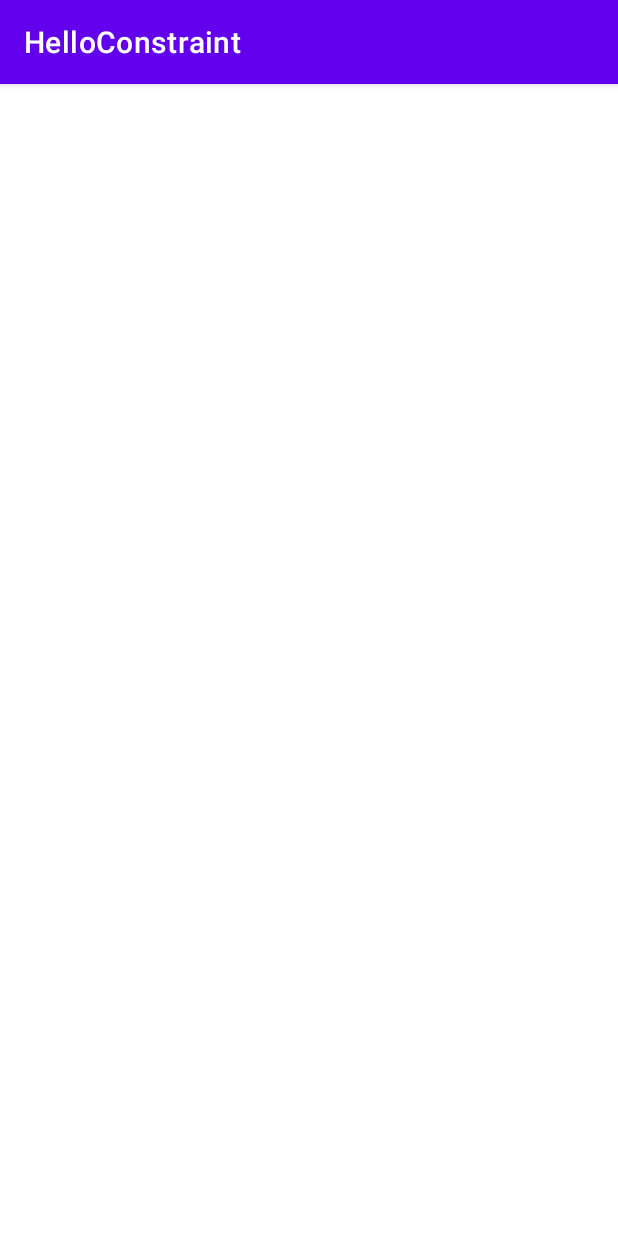
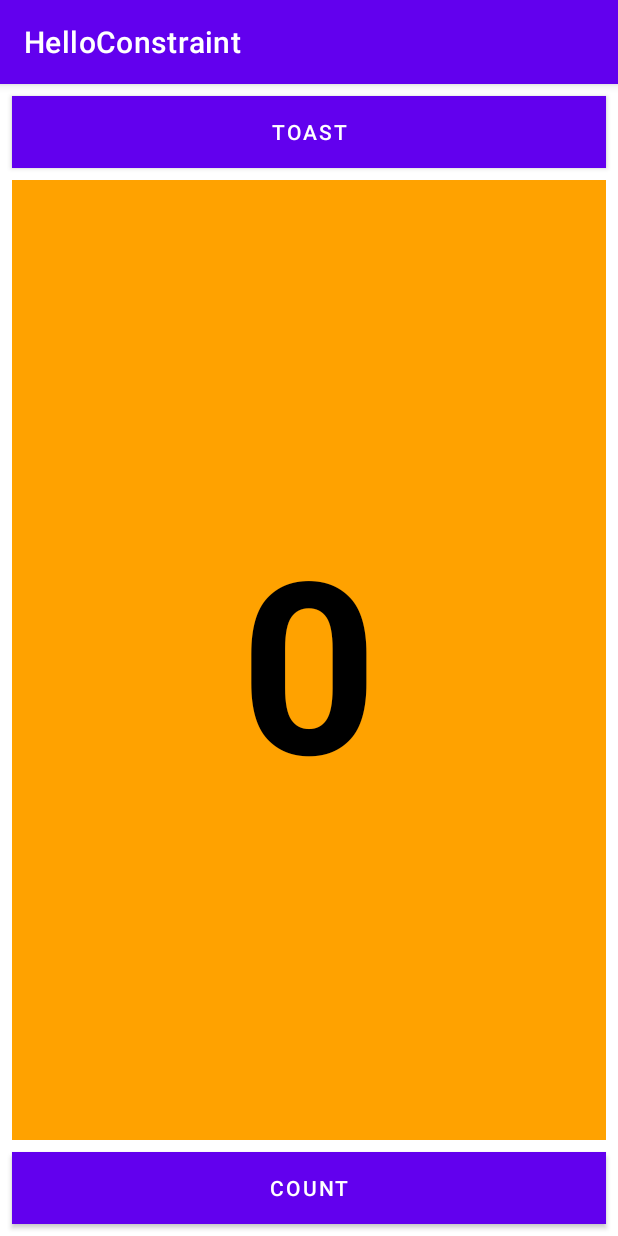
Before and after one commit to AniketH13/HelloConstraint, an Android app: the screen it shows after launch (MainActivity), on a phone screen of 412 x 824 dp. Run offline under Robolectric (Android 15) with nearby library versions, the phone set to English and light mode, and no system bars.

Commit message:
Task1_Push

```diff
--- a/app/src/main/java/com/hyozu/example/helloconstraint/MainActivity.java
+++ b/app/src/main/java/com/hyozu/example/helloconstraint/MainActivity.java
@@ -3,12 +3,31 @@ package com.hyozu.example.helloconstraint;
 import androidx.appcompat.app.AppCompatActivity;
 
 import android.os.Bundle;
+import android.view.View;
+import android.widget.TextView;
+import android.widget.Toast;
 
 public class MainActivity extends AppCompatActivity {
+
+    private int mCount = 0;
+    private TextView mShowCount;
 
     @Override
     protected void onCreate(Bundle savedInstanceState) {
         super.onCreate(savedInstanceState);
         setContentView(R.layout.activity_main);
+        mShowCount = (TextView) findViewById(R.id.show_count);
+    }
+
+    public void ShowToast(View view) {
+        Toast toast = Toast.makeText(this, R.string.toast_message,
+                Toast.LENGTH_SHORT);
+        toast.show();
+    }
+
+    public void countUp(View view) {
+        mCount++;
+        if (mShowCount != null)
+            mShowCount.setText(Integer.toString(mCount));
     }
 }
--- a/app/src/main/res/layout-land/activity_main.xml
+++ b/app/src/main/res/layout-land/activity_main.xml
@@ -50,7 +50,7 @@
         android:text="@string/count_initial_value"
         android:textAlignment="center"
         android:textColor="@color/black"
-        android:textSize="160sp"
+        android:textSize="120sp"
         android:textStyle="bold"
         app:layout_constraintBottom_toTopOf="@+id/button_Count"
         app:layout_constraintEnd_toEndOf="parent"
--- a/app/src/main/res/layout-sw600dp/activity_main.xml
+++ b/app/src/main/res/layout-sw600dp/activity_main.xml
@@ -8,34 +8,33 @@
 
     <Button
         android:id="@+id/button_toast"
-        android:layout_width="0dp"
+        android:layout_width="382dp"
         android:layout_height="wrap_content"
         android:layout_marginStart="8dp"
         android:layout_marginTop="8dp"
         android:layout_marginEnd="8dp"
         android:background="@color/black"
+        android:onClick="ShowToast"
         android:text="@string/button_label_Toast"
-        android:onClick="ShowToast"
         android:textColor="@android:color/white"
+        android:textSize="60sp"
         app:layout_constraintEnd_toEndOf="parent"
+        app:layout_constraintHorizontal_bias="0.0"
         app:layout_constraintStart_toStartOf="parent"
         app:layout_constraintTop_toTopOf="parent" />
 
     <Button
         android:id="@+id/button_Count"
-        android:layout_width="0dp"
+        android:layout_width="383dp"
         android:layout_height="wrap_content"
-        android:layout_marginStart="8dp"
-        android:layout_marginEnd="8dp"
-        android:layout_marginBottom="8dp"
+        android:layout_marginStart="16dp"
         android:background="@color/black"
         android:onClick="countUp"
         android:text="@string/button_label_count"
         android:textColor="@android:color/white"
-        app:layout_constraintBottom_toBottomOf="parent"
-        app:layout_constraintEnd_toEndOf="parent"
-        app:layout_constraintHorizontal_bias="0.0"
-        app:layout_constraintStart_toStartOf="parent" />
+        android:textSize="60sp"
+        app:layout_constraintBaseline_toBaselineOf="@+id/button_toast"
+        app:layout_constraintStart_toEndOf="@+id/button_toast" />
 
     <TextView
         android:id="@+id/show_count"
@@ -52,9 +51,8 @@
         android:textColor="@color/black"
         android:textSize="120sp"
         android:textStyle="bold"
-        app:layout_constraintBottom_toTopOf="@+id/button_Count"
+        app:layout_constraintBottom_toBottomOf="parent"
         app:layout_constraintEnd_toEndOf="parent"
         app:layout_constraintStart_toStartOf="parent"
-        app:layout_constraintTop_toBottomOf="@+id/button_toast"
-        app:layout_constraintVertical_bias="0.6" />
-    </androidx.constraintlayout.widget.ConstraintLayout>
+        app:layout_constraintTop_toBottomOf="@+id/button_toast" />
+</androidx.constraintlayout.widget.ConstraintLayout>
--- a/app/src/main/res/layout/activity_main.xml
+++ b/app/src/main/res/layout/activity_main.xml
@@ -4,4 +4,57 @@
     xmlns:tools="http://schemas.android.com/tools"
     android:layout_width="match_parent"
     android:layout_height="match_parent"
-    tools:context=".MainActivity"/>
+    tools:context=".MainActivity">
+
+    <Button
+        android:id="@+id/button_toast"
+        android:layout_width="0dp"
+        android:layout_height="wrap_content"
+        android:layout_marginStart="8dp"
+        android:layout_marginTop="8dp"
+        android:layout_marginEnd="8dp"
+        android:background="@color/black"
+        android:text="@string/button_label_Toast"
+        android:onClick="ShowToast"
+        android:textColor="@android:color/white"
+        app:layout_constraintEnd_toEndOf="parent"
+        app:layout_constraintStart_toStartOf="parent"
+        app:layout_constraintTop_toTopOf="parent" />
+
+    <Button
+        android:id="@+id/button_Count"
+        android:layout_width="0dp"
+        android:layout_height="wrap_content"
+        android:layout_marginStart="8dp"
+        android:layout_marginEnd="8dp"
+        android:layout_marginBottom="8dp"
+        android:background="@color/black"
+        android:onClick="countUp"
+        android:text="@string/button_label_count"
+        android:textColor="@android:color/white"
+        app:layout_constraintBottom_toBottomOf="parent"
+        app:layout_constraintEnd_toEndOf="parent"
+        app:layout_constraintHorizontal_bias="0.0"
+        app:layout_constraintStart_toStartOf="parent" />
+
+    <TextView
+        android:id="@+id/show_count"
+        android:layout_width="0dp"
+        android:layout_height="0dp"
+        android:layout_marginStart="8dp"
+        android:layout_marginTop="8dp"
+        android:layout_marginEnd="8dp"
+        android:layout_marginBottom="8dp"
+        android:background="#FFA200"
+        android:gravity="center_vertical"
+        android:text="@string/count_initial_value"
+        android:textAlignment="center"
+        android:textColor="@color/black"
+        android:textSize="160sp"
+        android:textStyle="bold"
+        app:layout_constraintBottom_toTopOf="@+id/button_Count"
+        app:layout_constraintEnd_toEndOf="parent"
+        app:layout_constraintStart_toStartOf="parent"
+        app:layout_constraintTop_toBottomOf="@+id/button_toast"
+        app:layout_constraintVertical_bias="0.6" />
+    </androidx.constraintlayout.widget.ConstraintLayout>
--- a/app/src/main/res/values/strings.xml
+++ b/app/src/main/res/values/strings.xml
@@ -1,3 +1,7 @@
 <resources>
     <string name="app_name">HelloConstraint</string>
+    <string name="button_label_count">count</string>
+    <string name="count_initial_value">0</string>
+    <string name="toast_message">Hello Toast!</string>
+    <string name="button_label_Toast">Toast</string>
 </resources>
```
